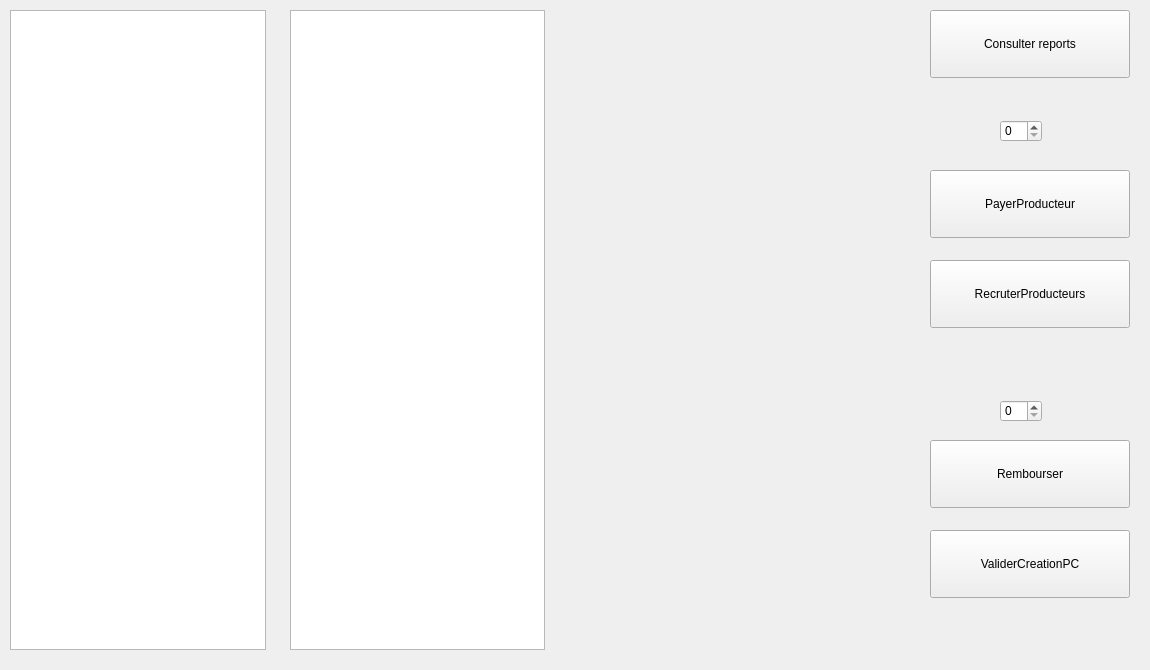
Old version of the form IG/responsableIG/ResponsablePanel/widget.ui in the repository 4mbroise/goodBasket.
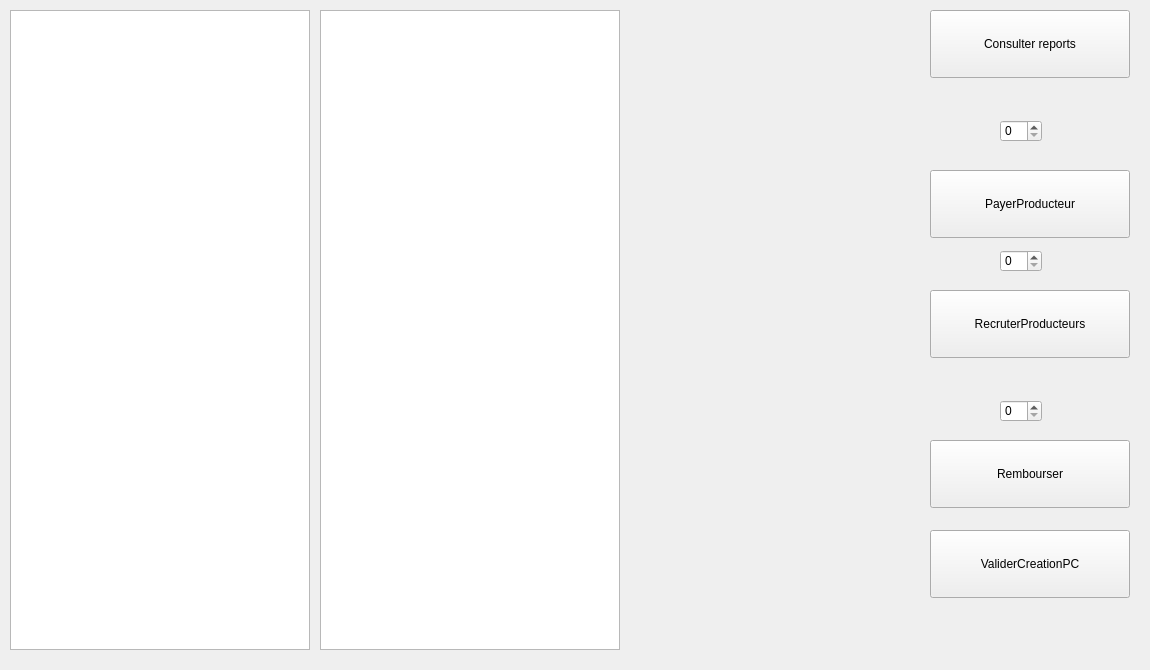
New version of the form.

```diff
--- a/IG/responsableIG/ResponsablePanel/widget.ui
+++ b/IG/responsableIG/ResponsablePanel/widget.ui
@@ -34,7 +34,7 @@
     <rect>
      <x>10</x>
      <y>10</y>
-     <width>256</width>
+     <width>300</width>
      <height>640</height>
     </rect>
    </property>
@@ -42,9 +42,9 @@
   <widget class="QListWidget" name="SousList">
    <property name="geometry">
     <rect>
-     <x>290</x>
+     <x>320</x>
      <y>10</y>
-     <width>255</width>
+     <width>300</width>
      <height>640</height>
     </rect>
    </property>
@@ -108,7 +108,7 @@
    <property name="geometry">
     <rect>
      <x>930</x>
-     <y>260</y>
+     <y>290</y>
      <width>200</width>
      <height>68</height>
     </rect>
@@ -130,6 +130,16 @@
     <string>ValiderCreationPC</string>
    </property>
   </widget>
+  <widget class="QSpinBox" name="NumPC">
+   <property name="geometry">
+    <rect>
+     <x>1000</x>
+     <y>250</y>
+     <width>42</width>
+     <height>22</height>
+    </rect>
+   </property>
+  </widget>
  </widget>
  <resources/>
  <connections/>
```
